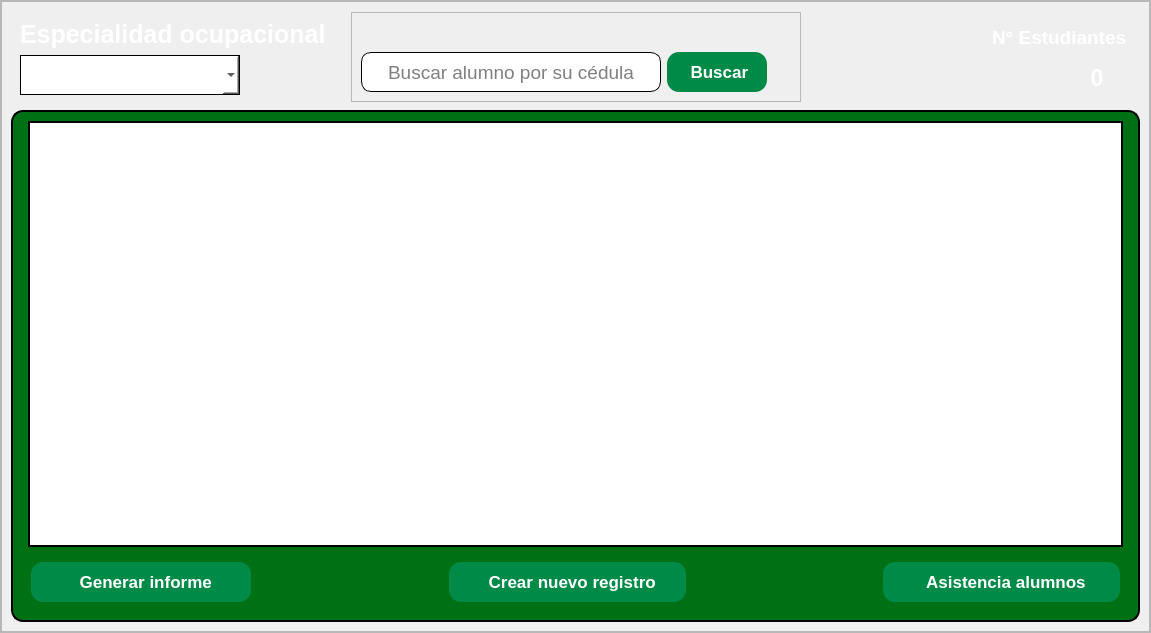
Old version of the form recursos_graficos_y_logicos/elementos_graficos_ui/pantalla_de_vista_general_de_alumnos.ui in the repository Enmanuel-86/TELA-APP.
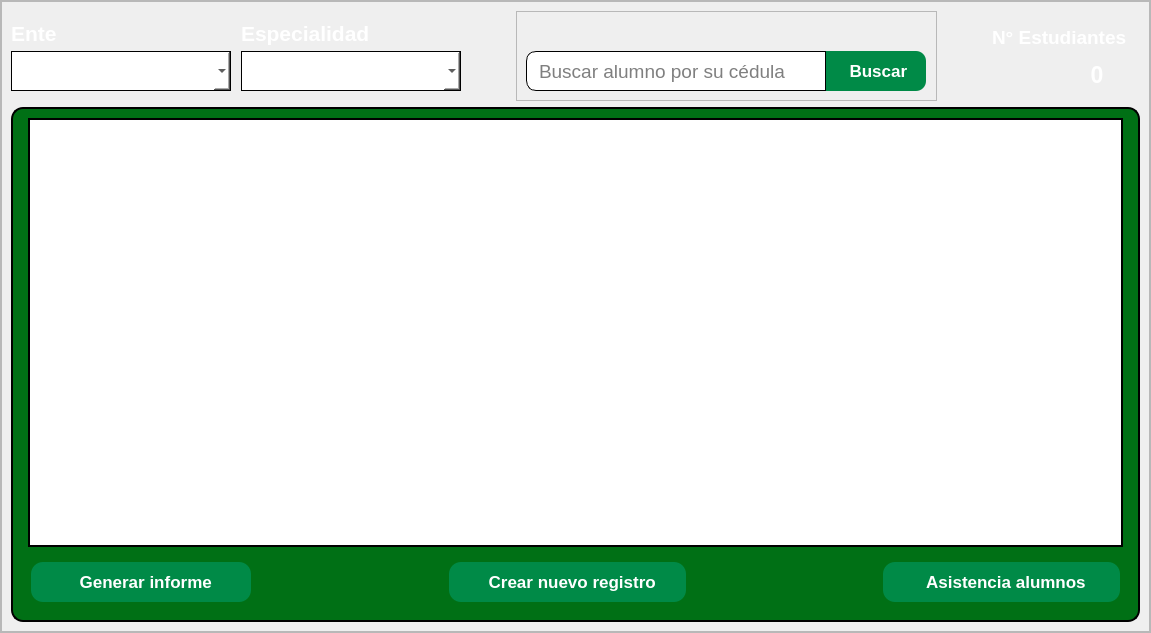
New version of the form. Icons and pictures are not drawn.

Commit message: Se añadio un combobox para filtrar entre alumnos y representatnes, tambien se le cambio el diseño a la barra de busqueda

```diff
--- a/recursos_graficos_y_logicos/elementos_graficos_ui/pantalla_de_vista_general_de_alumnos.ui
+++ b/recursos_graficos_y_logicos/elementos_graficos_ui/pantalla_de_vista_general_de_alumnos.ui
@@ -86,7 +86,7 @@
             <property name="styleSheet">
              <string notr="true">background:none;</string>
             </property>
-            <layout class="QHBoxLayout" name="horizontalLayout_2">
+            <layout class="QHBoxLayout" name="horizontalLayout">
              <property name="spacing">
               <number>0</number>
              </property>
@@ -102,7 +102,7 @@
              <property name="bottomMargin">
               <number>0</number>
              </property>
-             <item alignment="Qt::AlignTop">
+             <item>
               <widget class="QFrame" name="espacio_para_las_opciones">
                <property name="sizePolicy">
                 <sizepolicy hsizetype="Fixed" vsizetype="Fixed">
@@ -112,14 +112,14 @@
                </property>
                <property name="minimumSize">
                 <size>
-                 <width>330</width>
+                 <width>461</width>
                  <height>90</height>
                 </size>
                </property>
                <property name="maximumSize">
                 <size>
-                 <width>500</width>
-                 <height>16777215</height>
+                 <width>461</width>
+                 <height>90</height>
                 </size>
                </property>
                <property name="sizeIncrement">
@@ -134,9 +134,15 @@
                <property name="frameShadow">
                 <enum>QFrame::Plain</enum>
                </property>
-               <layout class="QVBoxLayout" name="verticalLayout_6">
-                <item alignment="Qt::AlignTop">
                  <widget class="QLabel" name="titulo_de_boton_de_opciones">
+                <property name="geometry">
+                 <rect>
+                  <x>230</x>
+                  <y>10</y>
+                  <width>257</width>
+                  <height>24</height>
+                 </rect>
+                </property>
                   <property name="sizePolicy">
                    <sizepolicy hsizetype="Preferred" vsizetype="Preferred">
                     <horstretch>0</horstretch>
@@ -158,7 +164,7 @@
                   <property name="font">
                    <font>
                     <family>Arial</family>
-                    <pointsize>19</pointsize>
+                  <pointsize>16</pointsize>
                     <weight>75</weight>
                     <bold>true</bold>
                    </font>
@@ -170,12 +176,118 @@
 }</string>
                   </property>
                   <property name="text">
-                   <string>Especialidad ocupacional</string>
-                  </property>
-                 </widget>
-                </item>
-                <item alignment="Qt::AlignTop">
+                 <string>Especialidad</string>
+                </property>
+               </widget>
                  <widget class="QComboBox" name="boton_especialidades">
+                <property name="geometry">
+                 <rect>
+                  <x>230</x>
+                  <y>40</y>
+                  <width>220</width>
+                  <height>40</height>
+                 </rect>
+                </property>
+                <property name="sizePolicy">
+                 <sizepolicy hsizetype="Fixed" vsizetype="Fixed">
+                  <horstretch>0</horstretch>
+                  <verstretch>0</verstretch>
+                 </sizepolicy>
+                </property>
+                <property name="minimumSize">
+                 <size>
+                  <width>220</width>
+                  <height>40</height>
+                 </size>
+                </property>
+                <property name="maximumSize">
+                 <size>
+                  <width>200</width>
+                  <height>16777215</height>
+                 </size>
+                </property>
+                <property name="styleSheet">
+                 <string notr="true">QComboBox{
+
+	font: 75 12pt &quot;Arial&quot;;
+	padding-left:15px;
+background:white;
+	border:1px solid black;
+}
+
+QComboBox:focus {
+    border: 2px solid #0078d7;   /* Borde azul cuando está en foco */
+    background-color: #e0f7ff;   /* Fondo azul claro */
+}
+
+QComboBox:focus {
+    border: 2px solid #0078d7;   /* Borde azul cuando está en foco */
+    background-color: #e0f7ff;   /* Fondo azul claro */
+}
+
+
+
+
+QComboBox QAbstractItemView {
+    border: 1px solid #ccc;
+    background-color: white;
+    color: #333;
+    padding: 5px;  /* Margen interno de la lista */
+    spacing: 10px; /* Espaciado entre los elementos (algunas versiones de Qt lo admiten) */
+}
+
+QComboBox QAbstractItemView::item {
+    padding: 8px; /* Espaciado interno de cada elemento */
+    margin: 4px; /* Separación entre los elementos */
+}
+
+QComboBox QAbstractItemView::item:hover {
+    background-color: #c5c1c1;
+    color: white;
+}
+
+QComboBox:disabled {
+        background-color:rgb(189, 189, 189);
+        color: #808080;
+        border: 1px solid rgb(127, 127, 127);
+    }
+
+
+
+
+</string>
+                </property>
+                <property name="editable">
+                 <bool>false</bool>
+                </property>
+                <property name="currentText">
+                 <string/>
+                </property>
+                <property name="currentIndex">
+                 <number>-1</number>
+                </property>
+                <property name="insertPolicy">
+                 <enum>QComboBox::NoInsert</enum>
+                </property>
+                <property name="iconSize">
+                 <size>
+                  <width>40</width>
+                  <height>40</height>
+                 </size>
+                </property>
+                <property name="placeholderText">
+                 <string/>
+                </property>
+               </widget>
+               <widget class="QComboBox" name="boton_entidades">
+                <property name="geometry">
+                 <rect>
+                  <x>0</x>
+                  <y>40</y>
+                  <width>220</width>
+                  <height>40</height>
+                 </rect>
+                </property>
                   <property name="sizePolicy">
                    <sizepolicy hsizetype="Fixed" vsizetype="Fixed">
                     <horstretch>0</horstretch>
@@ -260,9 +372,65 @@
                    <string/>
                   </property>
                  </widget>
-                </item>
-               </layout>
-              </widget>
+               <widget class="QLabel" name="titulo_de_boton_de_opciones_2">
+                <property name="geometry">
+                 <rect>
+                  <x>0</x>
+                  <y>10</y>
+                  <width>51</width>
+                  <height>24</height>
+                 </rect>
+                </property>
+                <property name="sizePolicy">
+                 <sizepolicy hsizetype="Preferred" vsizetype="Preferred">
+                  <horstretch>0</horstretch>
+                  <verstretch>30</verstretch>
+                 </sizepolicy>
+                </property>
+                <property name="minimumSize">
+                 <size>
+                  <width>0</width>
+                  <height>0</height>
+                 </size>
+                </property>
+                <property name="maximumSize">
+                 <size>
+                  <width>500</width>
+                  <height>16777215</height>
+                 </size>
+                </property>
+                <property name="font">
+                 <font>
+                  <family>Arial</family>
+                  <pointsize>16</pointsize>
+                  <weight>75</weight>
+                  <bold>true</bold>
+                 </font>
+                </property>
+                <property name="styleSheet">
+                 <string notr="true">QLabel{
+	
+	color: rgb(255, 255, 255);
+}</string>
+                </property>
+                <property name="text">
+                 <string>Ente</string>
+                </property>
+               </widget>
+              </widget>
+             </item>
+             <item>
+              <spacer name="horizontalSpacer_3">
+               <property name="orientation">
+                <enum>Qt::Horizontal</enum>
+               </property>
+               <property name="sizeHint" stdset="0">
+                <size>
+                 <width>41</width>
+                 <height>20</height>
+                </size>
+               </property>
+              </spacer>
              </item>
              <item>
               <widget class="QFrame" name="espacio_para_barra_de_busqueda">
@@ -274,7 +442,13 @@
                </property>
                <property name="minimumSize">
                 <size>
-                 <width>450</width>
+                 <width>421</width>
+                 <height>90</height>
+                </size>
+               </property>
+               <property name="maximumSize">
+                <size>
+                 <width>421</width>
                  <height>90</height>
                 </size>
                </property>
@@ -287,9 +461,15 @@
                <property name="frameShadow">
                 <enum>QFrame::Raised</enum>
                </property>
-               <layout class="QHBoxLayout" name="horizontalLayout">
-                <item alignment="Qt::AlignLeft|Qt::AlignBottom">
                  <widget class="QLineEdit" name="barra_de_busqueda">
+                <property name="geometry">
+                 <rect>
+                  <x>10</x>
+                  <y>40</y>
+                  <width>300</width>
+                  <height>40</height>
+                 </rect>
+                </property>
                   <property name="minimumSize">
                    <size>
                     <width>300</width>
@@ -314,8 +494,9 @@
                    <string notr="true">QLineEdit{
 	
 	background-color: rgb(255, 255, 255);
-	border-radius:10px;
-	padding-left: 5px;
+	border-top-left-radius:10px;	
+	border-bottom-left-radius:10px;
+	padding-left: 10px;
  padding-right:5px;
 	padding-top:1px;
 	border:1px solid black  ;
@@ -333,15 +514,21 @@
 </string>
                   </property>
                   <property name="alignment">
-                   <set>Qt::AlignCenter</set>
+                 <set>Qt::AlignLeading|Qt::AlignLeft|Qt::AlignVCenter</set>
                   </property>
                   <property name="placeholderText">
                    <string>Buscar alumno por su cédula</string>
                   </property>
                  </widget>
-                </item>
-                <item alignment="Qt::AlignLeft|Qt::AlignBottom">
                  <widget class="QPushButton" name="boton_buscar">
+                <property name="geometry">
+                 <rect>
+                  <x>310</x>
+                  <y>40</y>
+                  <width>100</width>
+                  <height>40</height>
+                 </rect>
+                </property>
                   <property name="sizePolicy">
                    <sizepolicy hsizetype="Minimum" vsizetype="Fixed">
                     <horstretch>20</horstretch>
@@ -377,7 +564,9 @@
 	background-color: #008a47;
 
 	color: rgb(255, 255, 255);
-	border-radius:12px;
+	
+	border-top-right-radius:10px;	
+	border-bottom-right-radius:10px;
 
 }
 
@@ -402,11 +591,22 @@
                    </size>
                   </property>
                  </widget>
-                </item>
-               </layout>
               </widget>
              </item>
-             <item alignment="Qt::AlignRight">
+             <item>
+              <spacer name="horizontalSpacer_4">
+               <property name="orientation">
+                <enum>Qt::Horizontal</enum>
+               </property>
+               <property name="sizeHint" stdset="0">
+                <size>
+                 <width>40</width>
+                 <height>20</height>
+                </size>
+               </property>
+              </spacer>
+             </item>
+             <item>
               <widget class="QFrame" name="contador">
                <property name="sizePolicy">
                 <sizepolicy hsizetype="Preferred" vsizetype="Preferred">
@@ -422,8 +622,8 @@
                </property>
                <property name="maximumSize">
                 <size>
-                 <width>150</width>
-                 <height>16777215</height>
+                 <width>160</width>
+                 <height>86</height>
                 </size>
                </property>
                <property name="styleSheet">
```
Left out of the diff: 66 changed lines with no effect on the pictures. Lines whose indentation alone changed are shown as unchanged. The commit also changes 1 other file.
